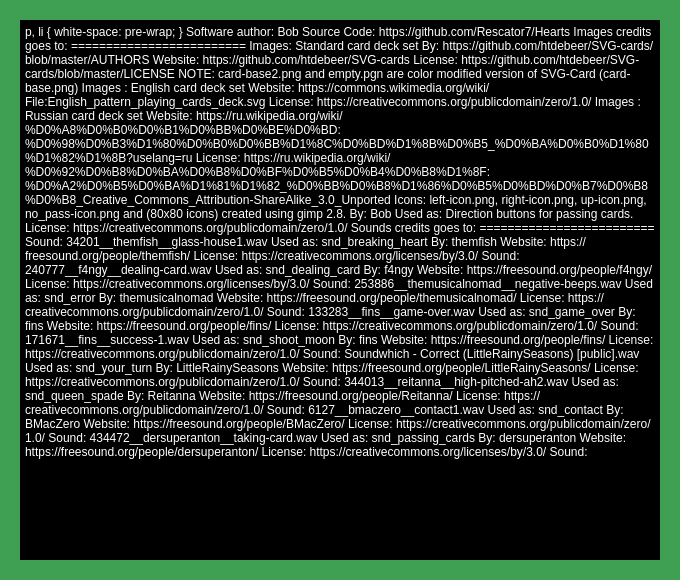
This is credits.ui in Rescator7/Hearts as Qt 5 draws it before an edit. The edited form follows.
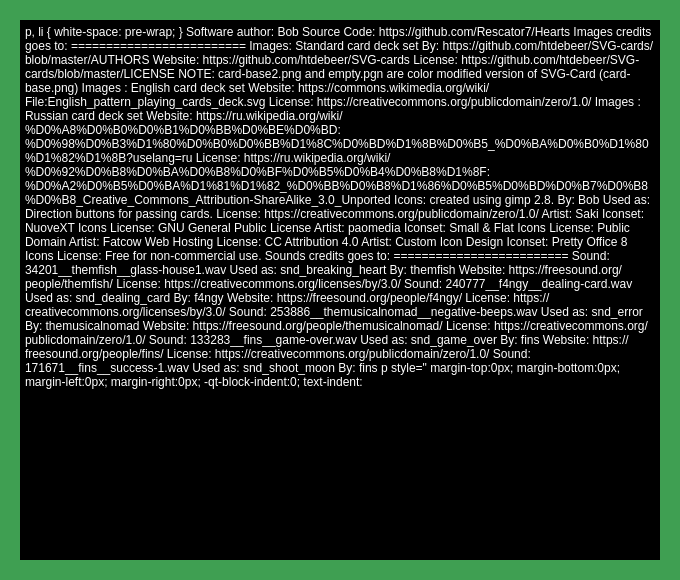
This is the edited form. Icons and pictures are not drawn.

Commit message: 1.5.3 added online buttons icons

What changed in the file:
```diff
--- a/credits.ui
+++ b/credits.ui
@@ -950,7 +950,7 @@
 &lt;p style=&quot; margin-top:0px; margin-bottom:0px; margin-left:0px; margin-right:0px; -qt-block-indent:0; text-indent:0px;&quot;&gt;License: &lt;a href=&quot;https://ru.wikipedia.org/wiki/%D0%92%D0%B8%D0%BA%D0%B8%D0%BF%D0%B5%D0%B4%D0%B8%D1%8F:%D0%A2%D0%B5%D0%BA%D1%81%D1%82_%D0%BB%D0%B8%D1%86%D0%B5%D0%BD%D0%B7%D0%B8%D0%B8_Creative_Commons_Attribution-ShareAlike_3.0_Unported&quot;&gt;&lt;span style=&quot; text-decoration: underline; color:#5555ff;&quot;&gt;https://ru.wikipedia.org/wiki/%D0%92%D0%B8%D0%BA%D0%B8%D0%BF%D0%B5%D0%B4%D0%B8%D1%8F:%D0%A2%D0%B5%D0%BA%D1%81%D1%82_%D0%BB%D0%B8%D1%86%D0%B5%D0%BD%D0%B7%D0%B8%D0%B8_Creative_Commons_Attribution-ShareAlike_3.0_Unported&lt;/span&gt;&lt;/a&gt;&lt;/p&gt;
 &lt;p style=&quot;-qt-paragraph-type:empty; margin-top:0px; margin-bottom:0px; margin-left:0px; margin-right:0px; -qt-block-indent:0; text-indent:0px; text-decoration: underline; color:#5555ff;&quot;&gt;&lt;br /&gt;&lt;/p&gt;
 &lt;p style=&quot;-qt-paragraph-type:empty; margin-top:0px; margin-bottom:0px; margin-left:0px; margin-right:0px; -qt-block-indent:0; text-indent:0px; text-decoration: underline; color:#5555ff;&quot;&gt;&lt;br /&gt;&lt;/p&gt;
-&lt;p style=&quot; margin-top:0px; margin-bottom:0px; margin-left:0px; margin-right:0px; -qt-block-indent:0; text-indent:0px;&quot;&gt;&lt;span style=&quot; text-decoration: underline;&quot;&gt;Icons:&lt;/span&gt; left-icon.png, right-icon.png, up-icon.png, no_pass-icon.png and (80x80 icons)&lt;/p&gt;
+&lt;p style=&quot; margin-top:0px; margin-bottom:0px; margin-left:0px; margin-right:0px; -qt-block-indent:0; text-indent:0px;&quot;&gt;&lt;span style=&quot; text-decoration: underline;&quot;&gt;Icons:&lt;/span&gt;&lt;/p&gt;
 &lt;p style=&quot;-qt-paragraph-type:empty; margin-top:0px; margin-bottom:0px; margin-left:0px; margin-right:0px; -qt-block-indent:0; text-indent:0px;&quot;&gt;&lt;br /&gt;&lt;/p&gt;
 &lt;p style=&quot; margin-top:0px; margin-bottom:0px; margin-left:0px; margin-right:0px; -qt-block-indent:0; text-indent:0px;&quot;&gt;&lt;img src=&quot;:/icons/left-icon(80x80).png&quot; /&gt;&lt;img src=&quot;:/icons/right-icon(80x80).png&quot; /&gt;&lt;img src=&quot;:/icons/up-icon(80x80).png&quot; /&gt;&lt;img src=&quot;:/icons/no_pass-icon(80x80).png&quot; /&gt; created using gimp 2.8.&lt;/p&gt;
 &lt;p style=&quot; margin-top:0px; margin-bottom:0px; margin-left:0px; margin-right:0px; -qt-block-indent:0; text-indent:0px;&quot;&gt;By: Bob &amp;lt;castillo7@hotmail.com&amp;gt;&lt;/p&gt;
@@ -958,6 +958,32 @@
 &lt;p style=&quot; margin-top:0px; margin-bottom:0px; margin-left:0px; margin-right:0px; -qt-block-indent:0; text-indent:0px;&quot;&gt;License: &lt;a href=&quot;https://creativecommons.org/publicdomain/zero/1.0/&quot;&gt;&lt;span style=&quot; text-decoration: underline; color:#5555ff;&quot;&gt;https://creativecommons.org/publicdomain/zero/1.0/&lt;/span&gt;&lt;/a&gt;&lt;/p&gt;
 &lt;p style=&quot;-qt-paragraph-type:empty; margin-top:0px; margin-bottom:0px; margin-left:0px; margin-right:0px; -qt-block-indent:0; text-indent:0px; text-decoration: underline; color:#0000ff;&quot;&gt;&lt;br /&gt;&lt;/p&gt;
 &lt;p style=&quot;-qt-paragraph-type:empty; margin-top:0px; margin-bottom:0px; margin-left:0px; margin-right:0px; -qt-block-indent:0; text-indent:0px;&quot;&gt;&lt;br /&gt;&lt;/p&gt;
+&lt;p style=&quot; margin-top:0px; margin-bottom:0px; margin-left:0px; margin-right:0px; -qt-block-indent:0; text-indent:0px;&quot;&gt;&lt;img src=&quot;:/icons/Actions-player-play-icon.png&quot; /&gt;&lt;/p&gt;
+&lt;p style=&quot;-qt-paragraph-type:empty; margin-top:0px; margin-bottom:0px; margin-left:0px; margin-right:0px; -qt-block-indent:0; text-indent:0px;&quot;&gt;&lt;br /&gt;&lt;/p&gt;
+&lt;p style=&quot; margin-top:0px; margin-bottom:0px; margin-left:0px; margin-right:0px; -qt-block-indent:0; text-indent:0px;&quot;&gt;&lt;span style=&quot; font-weight:600;&quot;&gt;Artist:&lt;/span&gt; &lt;a href=&quot;http://www.iconarchive.com/artist/saki.html&quot;&gt;&lt;span style=&quot; text-decoration: underline; color:#5555ff;&quot;&gt;Saki&lt;/span&gt;&lt;/a&gt;&lt;/p&gt;
+&lt;p style=&quot; margin-top:0px; margin-bottom:0px; margin-left:0px; margin-right:0px; -qt-block-indent:0; text-indent:0px;&quot;&gt;&lt;span style=&quot; font-weight:600;&quot;&gt;Iconset:&lt;/span&gt; &lt;a href=&quot;http://www.iconarchive.com/show/nuoveXT-icons-by-saki.html&quot;&gt;&lt;span style=&quot; text-decoration: underline; color:#5555ff;&quot;&gt;NuoveXT Icons&lt;/span&gt;&lt;/a&gt;&lt;/p&gt;
+&lt;p style=&quot; margin-top:0px; margin-bottom:0px; margin-left:0px; margin-right:0px; -qt-block-indent:0; text-indent:0px;&quot;&gt;&lt;span style=&quot; font-weight:600;&quot;&gt;License:&lt;/span&gt; &lt;a href=&quot;http://en.wikipedia.org/wiki/GNU_General_Public_License&quot;&gt;&lt;span style=&quot; text-decoration: underline; color:#5555ff;&quot;&gt;GNU General Public License&lt;/span&gt;&lt;/a&gt;&lt;/p&gt;
+&lt;p style=&quot;-qt-paragraph-type:empty; margin-top:0px; margin-bottom:0px; margin-left:0px; margin-right:0px; -qt-block-indent:0; text-indent:0px; text-decoration: underline; color:#5555ff;&quot;&gt;&lt;br /&gt;&lt;/p&gt;
+&lt;p style=&quot;-qt-paragraph-type:empty; margin-top:0px; margin-bottom:0px; margin-left:0px; margin-right:0px; -qt-block-indent:0; text-indent:0px;&quot;&gt;&lt;br /&gt;&lt;/p&gt;
+&lt;p style=&quot; margin-top:0px; margin-bottom:0px; margin-left:0px; margin-right:0px; -qt-block-indent:0; text-indent:0px;&quot;&gt;&lt;img src=&quot;:/icons/Paomedia-Small-N-Flat-Sign-left.svg&quot; /&gt;&lt;img src=&quot;:/icons/Paomedia-Small-N-Flat-Sign-up.svg&quot; /&gt;&lt;img src=&quot;:/icons/Paomedia-Small-N-Flat-Sign-add.svg&quot; /&gt;&lt;/p&gt;
+&lt;p style=&quot;-qt-paragraph-type:empty; margin-top:0px; margin-bottom:0px; margin-left:0px; margin-right:0px; -qt-block-indent:0; text-indent:0px;&quot;&gt;&lt;br /&gt;&lt;/p&gt;
+&lt;p style=&quot; margin-top:0px; margin-bottom:0px; margin-left:0px; margin-right:0px; -qt-block-indent:0; text-indent:0px;&quot;&gt;&lt;span style=&quot; font-weight:600;&quot;&gt;Artist:&lt;/span&gt; &lt;a href=&quot;http://www.iconarchive.com/artist/paomedia.html&quot;&gt;&lt;span style=&quot; text-decoration: underline; color:#5555ff;&quot;&gt;paomedia&lt;/span&gt;&lt;/a&gt;&lt;/p&gt;
+&lt;p style=&quot; margin-top:0px; margin-bottom:0px; margin-left:0px; margin-right:0px; -qt-block-indent:0; text-indent:0px;&quot;&gt;&lt;span style=&quot; font-weight:600;&quot;&gt;Iconset:&lt;/span&gt; &lt;a href=&quot;http://www.iconarchive.com/show/small-n-flat-icons-by-paomedia.html&quot;&gt;&lt;span style=&quot; text-decoration: underline; color:#5555ff;&quot;&gt;Small &amp;amp; Flat Icons&lt;/span&gt;&lt;/a&gt;&lt;/p&gt;
+&lt;p style=&quot; margin-top:0px; margin-bottom:0px; margin-left:0px; margin-right:0px; -qt-block-indent:0; text-indent:0px;&quot;&gt;&lt;span style=&quot; font-weight:600;&quot;&gt;License:&lt;/span&gt; &lt;a href=&quot;http://en.wikipedia.org/wiki/Public_domain&quot;&gt;&lt;span style=&quot; text-decoration: underline; color:#5555ff;&quot;&gt;Public Domain&lt;/span&gt;&lt;/a&gt;&lt;/p&gt;
+&lt;p style=&quot;-qt-paragraph-type:empty; margin-top:0px; margin-bottom:0px; margin-left:0px; margin-right:0px; -qt-block-indent:0; text-indent:0px;&quot;&gt;&lt;br /&gt;&lt;/p&gt;
+&lt;p style=&quot;-qt-paragraph-type:empty; margin-top:0px; margin-bottom:0px; margin-left:0px; margin-right:0px; -qt-block-indent:0; text-indent:0px;&quot;&gt;&lt;br /&gt;&lt;/p&gt;
+&lt;p style=&quot; margin-top:0px; margin-bottom:0px; margin-left:0px; margin-right:0px; -qt-block-indent:0; text-indent:0px;&quot;&gt;&lt;img src=&quot;:/icons/table-icon.png&quot; /&gt;&lt;/p&gt;
+&lt;p style=&quot;-qt-paragraph-type:empty; margin-top:0px; margin-bottom:0px; margin-left:0px; margin-right:0px; -qt-block-indent:0; text-indent:0px;&quot;&gt;&lt;br /&gt;&lt;/p&gt;
+&lt;p style=&quot; margin-top:0px; margin-bottom:0px; margin-left:0px; margin-right:0px; -qt-block-indent:0; text-indent:0px;&quot;&gt;&lt;span style=&quot; font-weight:600;&quot;&gt;Artist:&lt;/span&gt; &lt;a href=&quot;http://www.iconarchive.com/artist/fatcow.html&quot;&gt;&lt;span style=&quot; text-decoration: underline; color:#5555ff;&quot;&gt;Fatcow Web Hosting&lt;/span&gt;&lt;/a&gt;&lt;/p&gt;
+&lt;p style=&quot; margin-top:0px; margin-bottom:0px; margin-left:0px; margin-right:0px; -qt-block-indent:0; text-indent:0px;&quot;&gt;&lt;span style=&quot; font-weight:600;&quot;&gt;License:&lt;/span&gt; &lt;a href=&quot;http://creativecommons.org/licenses/by/4.0/&quot;&gt;&lt;span style=&quot; text-decoration: underline; color:#5555ff;&quot;&gt;CC Attribution 4.0&lt;/span&gt;&lt;/a&gt;&lt;/p&gt;
+&lt;p style=&quot;-qt-paragraph-type:empty; margin-top:0px; margin-bottom:0px; margin-left:0px; margin-right:0px; -qt-block-indent:0; text-indent:0px;&quot;&gt;&lt;br /&gt;&lt;/p&gt;
+&lt;p style=&quot; margin-top:0px; margin-bottom:0px; margin-left:0px; margin-right:0px; -qt-block-indent:0; text-indent:0px;&quot;&gt;&lt;img src=&quot;:/icons/Comment-delete-icon.png&quot; /&gt;&lt;/p&gt;
+&lt;p style=&quot;-qt-paragraph-type:empty; margin-top:0px; margin-bottom:0px; margin-left:0px; margin-right:0px; -qt-block-indent:0; text-indent:0px;&quot;&gt;&lt;br /&gt;&lt;/p&gt;
+&lt;p style=&quot; margin-top:0px; margin-bottom:0px; margin-left:0px; margin-right:0px; -qt-block-indent:0; text-indent:0px;&quot;&gt;&lt;span style=&quot; font-weight:600;&quot;&gt;Artist:&lt;/span&gt; &lt;a href=&quot;http://www.iconarchive.com/artist/custom-icon-design.html&quot;&gt;&lt;span style=&quot; text-decoration: underline; color:#5555ff;&quot;&gt;Custom Icon Design&lt;/span&gt;&lt;/a&gt; &lt;/p&gt;
+&lt;p style=&quot; margin-top:0px; margin-bottom:0px; margin-left:0px; margin-right:0px; -qt-block-indent:0; text-indent:0px;&quot;&gt;&lt;span style=&quot; font-weight:600;&quot;&gt;Iconset:&lt;/span&gt; &lt;a href=&quot;http://www.iconarchive.com/show/pretty-office-8-icons-by-custom-icon-design.html&quot;&gt;&lt;span style=&quot; text-decoration: underline; color:#5555ff;&quot;&gt;Pretty Office 8 Icons&lt;/span&gt;&lt;/a&gt; &lt;/p&gt;
+&lt;p style=&quot; margin-top:0px; margin-bottom:0px; margin-left:0px; margin-right:0px; -qt-block-indent:0; text-indent:0px;&quot;&gt;&lt;span style=&quot; font-weight:600;&quot;&gt;License:&lt;/span&gt; Free for non-commercial use.&lt;/p&gt;
+&lt;p style=&quot;-qt-paragraph-type:empty; margin-top:0px; margin-bottom:0px; margin-left:0px; margin-right:0px; -qt-block-indent:0; text-indent:0px;&quot;&gt;&lt;br /&gt;&lt;/p&gt;
+&lt;p style=&quot;-qt-paragraph-type:empty; margin-top:0px; margin-bottom:0px; margin-left:0px; margin-right:0px; -qt-block-indent:0; text-indent:0px;&quot;&gt;&lt;br /&gt;&lt;/p&gt;
 &lt;p style=&quot; margin-top:0px; margin-bottom:0px; margin-left:0px; margin-right:0px; -qt-block-indent:0; text-indent:0px;&quot;&gt;&lt;span style=&quot; font-size:14pt; font-weight:600;&quot;&gt;Sounds credits goes to:&lt;/span&gt;&lt;/p&gt;
 &lt;p style=&quot; margin-top:0px; margin-bottom:0px; margin-left:0px; margin-right:0px; -qt-block-indent:0; text-indent:0px;&quot;&gt;=========================&lt;/p&gt;
 &lt;p style=&quot;-qt-paragraph-type:empty; margin-top:0px; margin-bottom:0px; margin-left:0px; margin-right:0px; -qt-block-indent:0; text-indent:0px;&quot;&gt;&lt;br /&gt;&lt;/p&gt;
```
The commit also changes 12 other files.
